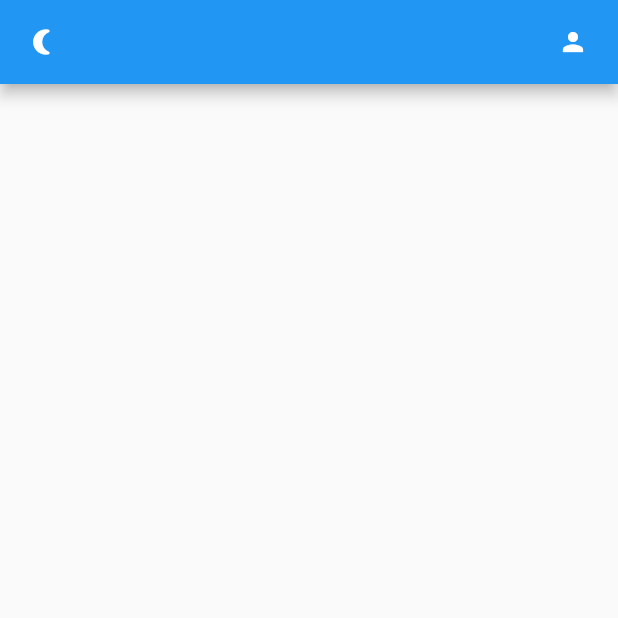
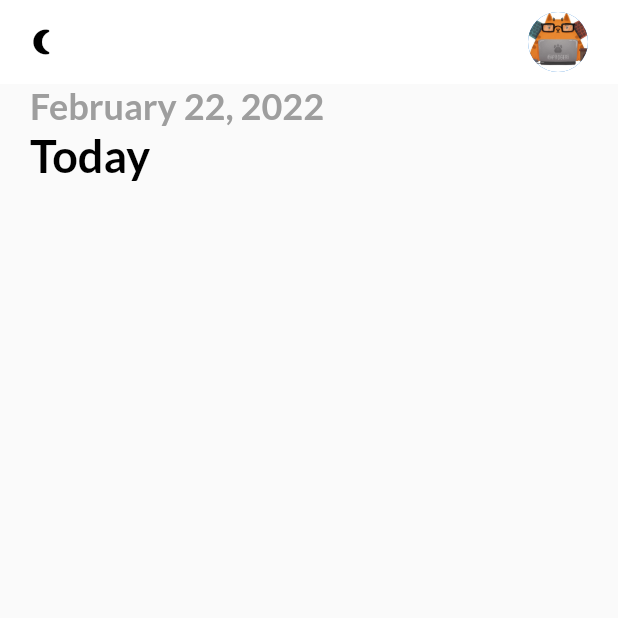
Before and after one commit to flutter-er/flutter_todo_getx, a Flutter app: the screen it shows after launch, on a phone screen of 412 x 824 dp, the top half of it. Run offline on Flutter 3.47's test engine with Material 2 defaults, Android fonts, the phone set to English and light mode, and no system bars; our stand-ins replace flutter_local_notifications, get, get_storage, google_fonts, timezone.

Commit message:
added button , profile,

```diff
--- a/lib/ui/home_page.dart
+++ b/lib/ui/home_page.dart
@@ -1,7 +1,9 @@
 import 'package:flutter/material.dart';
 import 'package:flutter_todo_getx/services/notification_service.dart';
 import 'package:flutter_todo_getx/services/theme_service.dart';
+import 'package:flutter_todo_getx/ui/theme.dart';
 import 'package:get/get.dart';
+import 'package:intl/intl.dart';
 
 class HomePage extends StatefulWidget {
   const HomePage({Key? key}) : super(key: key);
@@ -12,6 +14,7 @@ class HomePage extends StatefulWidget {
 
 class _HomePageState extends State<HomePage> {
   var notifyHelper;
+
   @override
   void initState() {
     super.initState();
@@ -25,32 +28,49 @@ class _HomePageState extends State<HomePage> {
     return Scaffold(
       appBar: _appBar(),
       body: Column(
-        children: [],
+        children: [
+          Row(
+            children: [
+              Container(
+                margin: const EdgeInsets.symmetric(horizontal: 20),
+                child: Column(
+                  crossAxisAlignment: CrossAxisAlignment.start,
+                  children: [
+                    Text(DateFormat.yMMMMd().format(DateTime.now()), style: subHeadingStyle ,),
+                    Text('Today', style: headingStyle,),
+
+                  ],
+                ),
+              )
+            ],
+          )
+        ],
       ),
     );
   }
 
   _appBar() {
     return AppBar(
+      elevation: 0,
+      backgroundColor: context.theme.backgroundColor,
       leading: GestureDetector(
         onTap: () {
           ThemeService().switchTheme();
-         notifyHelper.requestIOSPermissions();
-         notifyHelper.displayNotification(
-           title: "ThemeChanged",
-           body: Get.isDarkMode?" lightMode":"darkMode"
-         );
-         notifyHelper.scheduledNotification();
+          notifyHelper.requestIOSPermissions();
+          notifyHelper.displayNotification(
+              title: "ThemeChanged",
+              body: Get.isDarkMode ? " lightMode" : "darkMode");
+          notifyHelper.scheduledNotification();
         },
         child: Icon(
-          Icons.nightlight_round,
+          Get.isDarkMode ? Icons.wb_sunny : Icons.nightlight_round,
+          color: Get.isDarkMode ? Colors.white : Colors.black,
           size: 20,
         ),
       ),
       actions: [
-        Icon(
-          Icons.person,
-          size: 20,
+        CircleAvatar(
+          backgroundImage: AssetImage("images/profile_img.jpeg"),
         ),
         SizedBox(
           width: 20,
--- a/lib/ui/theme.dart
+++ b/lib/ui/theme.dart
@@ -1,4 +1,6 @@
 import 'package:flutter/material.dart';
+import 'package:google_fonts/google_fonts.dart';
+import 'package:get/get.dart';
 
 const Color bluishClr = Color(0xFF4e5ae8);
 const Color yellowClr = Color(0xFFFFB746);
@@ -6,11 +8,34 @@ const Color pinkClr = Color(0xFFff4667);
 const Color white = Colors.white;
 const Color primaryClr = bluishClr;
 const Color darkGreyClr = Color(0xFF121212);
- Color darkHeaderClr = Color(0xFF424242);
+Color darkHeaderClr = Color(0xFF424242);
 
 class Themes {
-  static final light =
-      ThemeData(primaryColor: primaryClr, brightness: Brightness.light);
-  static final dark =
-      ThemeData(primaryColor: darkGreyClr, brightness: Brightness.dark);
+  static final light = ThemeData(
+      backgroundColor: Colors.white,
+      primaryColor: primaryClr,
+      brightness: Brightness.light);
+  static final dark = ThemeData(
+      backgroundColor: darkGreyClr,
+      primaryColor: darkGreyClr,
+      brightness: Brightness.dark);
 }
+
+TextStyle get subHeadingStyle{
+  return GoogleFonts.lato(
+    textStyle: TextStyle(fontSize: 24),
+    fontWeight: FontWeight.bold,
+      color: Get.isDarkMode? Colors.grey[400]:Colors.grey
+  );
+
+}
+
+TextStyle get headingStyle{
+  return GoogleFonts.lato(
+      textStyle: TextStyle(fontSize: 30),
+      fontWeight: FontWeight.bold,
+      color: Get.isDarkMode? Colors.white:Colors.black
+
+  );
+
+}
--- /dev/null
+++ b/lib/widgets/button.dart
@@ -0,0 +1,23 @@
+import 'package:flutter/material.dart';
+import 'package:flutter_todo_getx/ui/theme.dart';
+
+class MyButton extends StatelessWidget {
+  const MyButton({Key? key}) : super(key: key);
+
+  @override
+  Widget build(BuildContext context) {
+    return GestureDetector(
+      onTap: ()=>null,
+      child:Container(
+        width: 100,
+        height: 60,
+        decoration: BoxDecoration(
+          borderRadius: BorderRadius.circular(20),
+          color: primaryClr
+
+        ),
+
+      ),
+    );
+  }
+}
--- a/pubspec.yaml
+++ b/pubspec.yaml
@@ -36,6 +36,8 @@ dependencies:
   cupertino_icons: ^1.0.2
   flutter_local_notifications:
   flutter_native_timezone:
+  intl:
+  google_fonts:
   get_storage:
   get:
 
@@ -64,8 +66,8 @@ flutter:
   uses-material-design: true
 
   # To add assets to your application, add an assets section, like this:
-  # assets:
-  #   - images/a_dot_burr.jpeg
+  assets:
+    - images/
   #   - images/a_dot_ham.jpeg
 
   # An image asset can refer to one or more resolution-specific "variants", see
```
Also changed, not shown: images/profile_img.jpeg (added), pubspec.lock.
